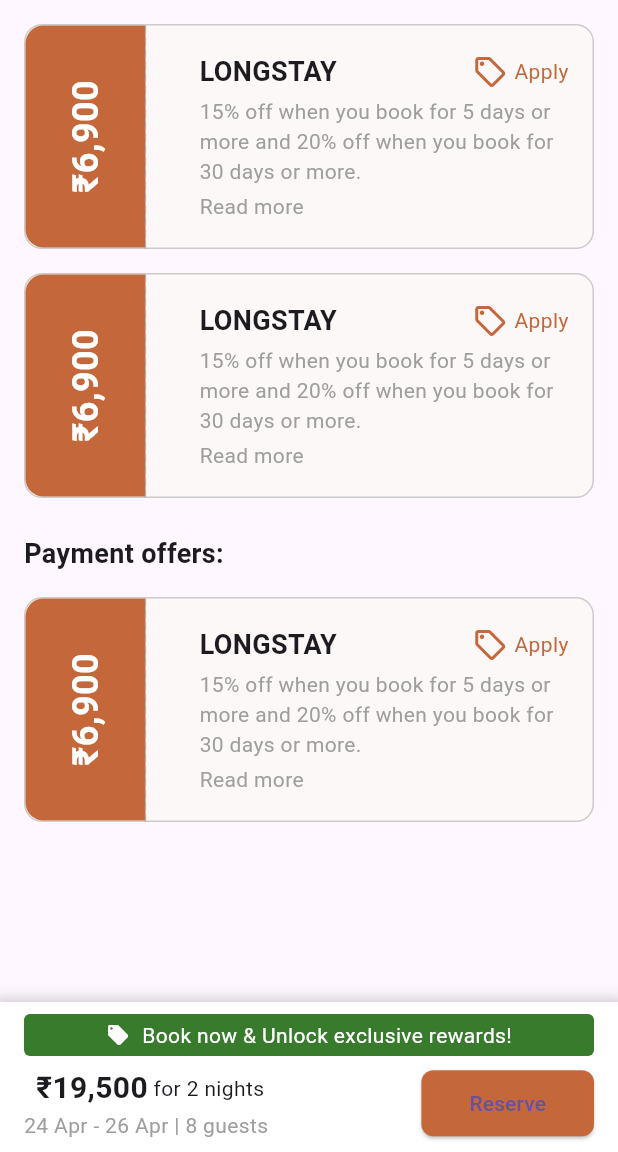
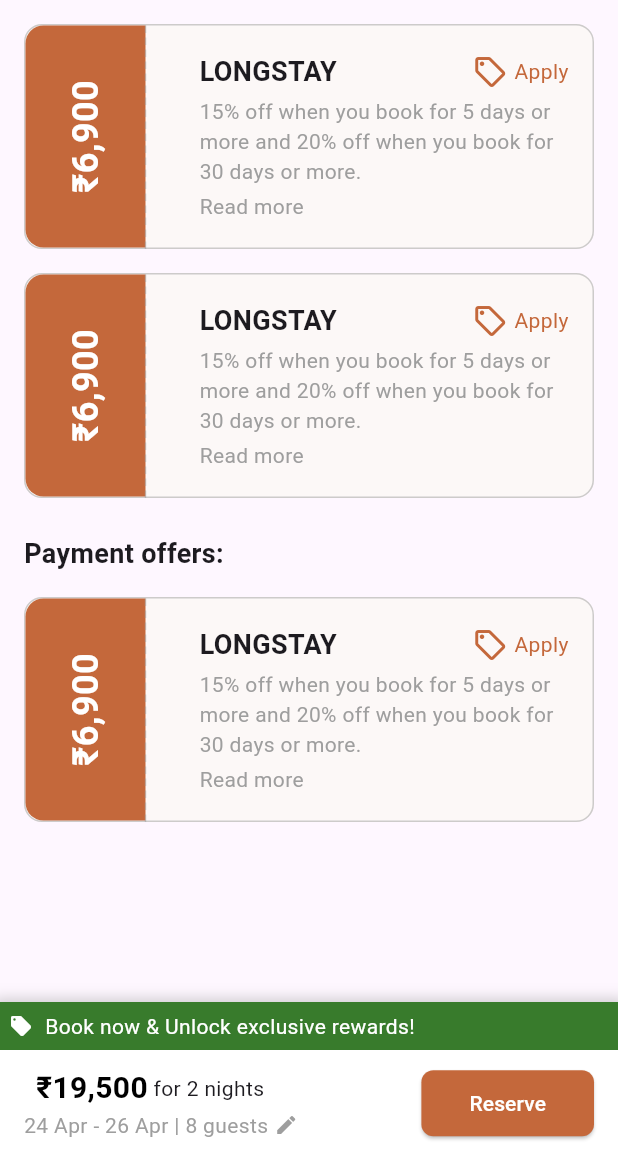
Before and after one commit to komalsingh22/spacz.co, a Flutter app: the screen it shows after launch, on a phone screen of 412 x 824 dp, the part 84-1236 px from its top. Run offline on Flutter 3.47's test engine with Material 3 defaults, Android fonts, the light colour scheme and no system bars.

Commit message:
update the ui

```diff
--- a/lib/screens/spacez_coupons_screen.dart
+++ b/lib/screens/spacez_coupons_screen.dart
@@ -32,9 +32,7 @@ class _SpacezCouponsScreenState extends State<SpacezCouponsScreen> {
 
   void _onApply(Coupon coupon) {
     setState(() {
-      _discountedPrice =
-          (double.parse(coupon.price.replaceAll(',', '')) * 0.85)
-              .toStringAsFixed(0);
+      _discountedPrice = '16,000';
     });
     ScaffoldMessenger.of(context).showSnackBar(
       SnackBar(
--- a/lib/widgets/spacez_bottom_booking_panel.dart
+++ b/lib/widgets/spacez_bottom_booking_panel.dart
@@ -20,7 +20,7 @@ class SpacezBottomBookingPanel extends StatelessWidget {
   Widget build(BuildContext context) {
     return Container(
       height: 100,
-      padding: const EdgeInsets.symmetric(horizontal: 16, vertical: 8),
+      padding: const EdgeInsets.only(bottom: 8),
       decoration: BoxDecoration(
         color: Colors.white,
         boxShadow: [
@@ -35,13 +35,13 @@ class SpacezBottomBookingPanel extends StatelessWidget {
       child: Column(
         children: [
           Container(
-            padding: const EdgeInsets.symmetric(vertical: 4),
             decoration: BoxDecoration(
               color: const Color(0xFF387B2C),
-              borderRadius: BorderRadius.circular(4),
             ),
+            child: Padding(
+              padding: const EdgeInsets.all(6.0),
               child: const Row(
-              mainAxisAlignment: MainAxisAlignment.center,
+                mainAxisAlignment: MainAxisAlignment.start,
                 children: [
                   Icon(Icons.local_offer, color: Colors.white, size: 16),
                   SizedBox(width: 8),
@@ -52,8 +52,11 @@ class SpacezBottomBookingPanel extends StatelessWidget {
                 ],
               ),
             ),
+          ),
           const Spacer(),
-          Row(
+          Padding(
+            padding: const EdgeInsets.symmetric(horizontal: 16.0),
+            child: Row(
               mainAxisAlignment: MainAxisAlignment.spaceBetween,
               children: [
                 Column(
@@ -66,7 +69,7 @@ class SpacezBottomBookingPanel extends StatelessWidget {
                             '₹$originalPrice',
                             style: const TextStyle(
                               decoration: TextDecoration.lineThrough,
-                            color: Colors.grey,
+                              color: Colors.red,
                             ),
                           ),
                         const SizedBox(width: 8),
@@ -75,14 +78,21 @@ class SpacezBottomBookingPanel extends StatelessWidget {
                           style: const TextStyle(
                             fontSize: 20,
                             fontWeight: FontWeight.bold,
+                            color: Colors.black,
                           ),
                         ),
                         Text(' for $nights nights'),
                       ],
                     ),
+                    Row(
+                      children: [
                         Text(
                           '$dateRange | $guests guests',
                           style: const TextStyle(color: Colors.grey),
+                        ),
+                        const SizedBox(width: 4),
+                        const Icon(Icons.edit, size: 16, color: Colors.grey),
+                      ],
                     ),
                   ],
                 ),
@@ -96,9 +106,13 @@ class SpacezBottomBookingPanel extends StatelessWidget {
                       borderRadius: BorderRadius.circular(8),
                     ),
                   ),
-                child: const Text('Reserve'),
+                  child: const Text(
+                    'Reserve',
+                    style: TextStyle(color: Colors.white),
+                  ),
                 ),
               ],
+            ),
           ),
         ],
       ),
```
Also changed, not shown: assets/listing page variants.png (added). Lines whose indentation alone changed are shown as unchanged.
